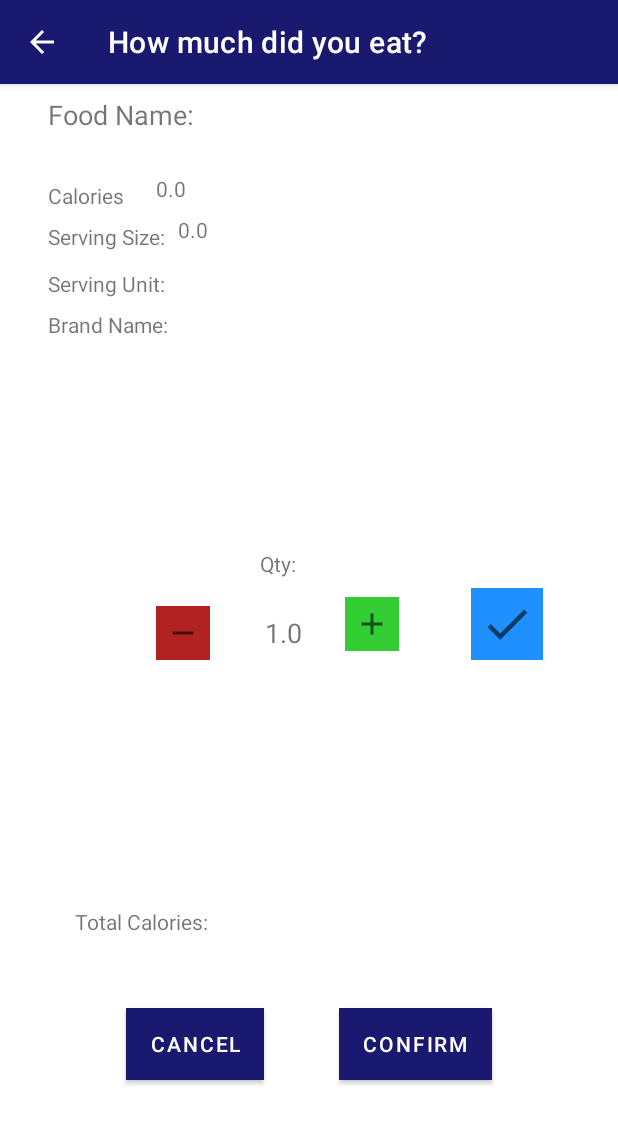
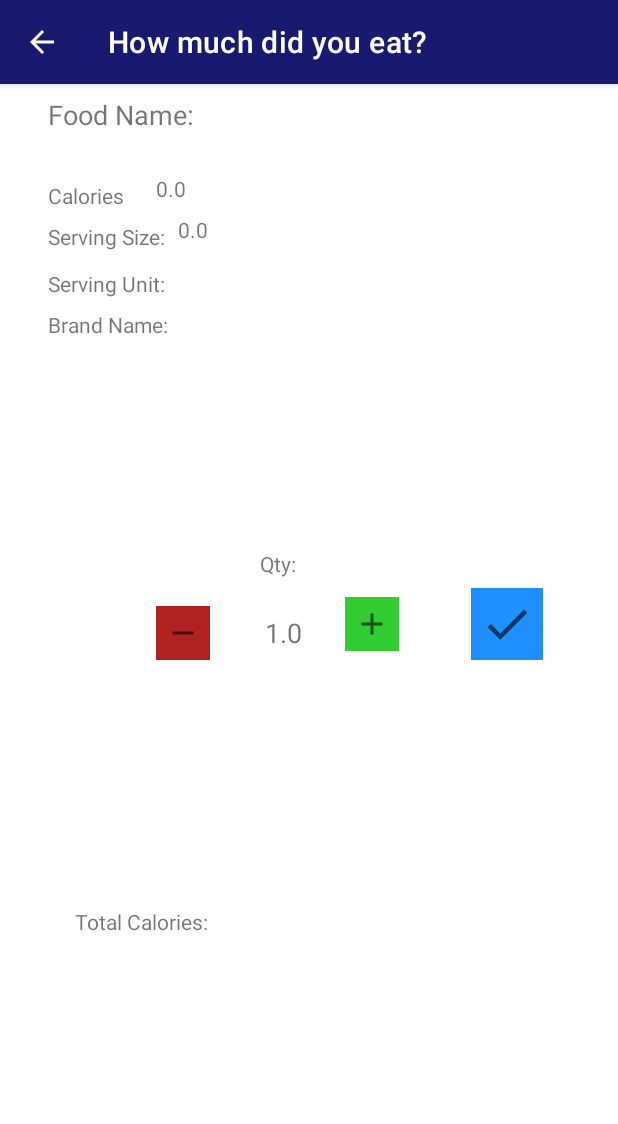
Before and after one commit to tombutlersings/FoodFight, an Android app: the acFoodItem screen opened directly, with no data from a screen before it, on a phone screen of 412 x 824 dp. Shown: the top 1124 px of the screen. Run offline under Robolectric (Android 15) with nearby library versions, the phone set to English and light mode, and no system bars; 5 statements that could not run were skipped.

Commit message:
minor fixes in FoodItem

```diff
--- a/app/src/main/java/com/example/foodfight/acFoodList.java
+++ b/app/src/main/java/com/example/foodfight/acFoodList.java
@@ -43,8 +43,12 @@ public class acFoodList extends AppCompatActivity {
         selectedDate = intent.getStringExtra("MealDate");
         mealType = intent.getStringExtra("MealType");
         Log.i("FF_FoodList","data starts with " + mealType + " for " + selectedDate);
+
+
         TextView textView = findViewById(R.id.labelSelectedMeal);
         textView.setText(mealType);
+
+
         DatabaseHandler db = new DatabaseHandler(getApplicationContext());
         MealItem meal = new MealItem(0,selectedDate,mealType
                 ,new ArrayList<FoodItem>(),new ArrayList<Float>());
--- a/app/src/main/res/layout/activity_ac_food_item.xml
+++ b/app/src/main/res/layout/activity_ac_food_item.xml
@@ -183,30 +183,6 @@
         app:layout_constraintStart_toStartOf="parent"
         app:layout_constraintTop_toBottomOf="@+id/headerServingUnit" />
 
-    <Button
-        android:id="@+id/button"
-        android:layout_width="wrap_content"
-        android:layout_height="wrap_content"
-        android:layout_marginEnd="84dp"
-        android:layout_marginBottom="104dp"
-        android:background="@color/DarkGreen"
-        android:backgroundTint="#288C41"
-        android:text="@string/food_confirm"
-        app:layout_constraintBottom_toBottomOf="parent"
-        app:layout_constraintEnd_toEndOf="parent" />
-
-    <Button
-        android:id="@+id/button2"
-        android:layout_width="wrap_content"
-        android:layout_height="wrap_content"
-        android:layout_marginStart="84dp"
-        android:layout_marginBottom="104dp"
-        android:background="@color/DarkGreen"
-        android:backgroundTint="#288C41"
-        android:text="@string/food_cancel"
-        app:layout_constraintBottom_toBottomOf="parent"
-        app:layout_constraintStart_toStartOf="parent" />
-
     <TextView
         android:id="@+id/headerTotalCals"
         android:layout_width="wrap_content"
```
Also changed, not shown: app/src/main/java/com/example/foodfight/acFoodItem.java (+33 -28 lines).
